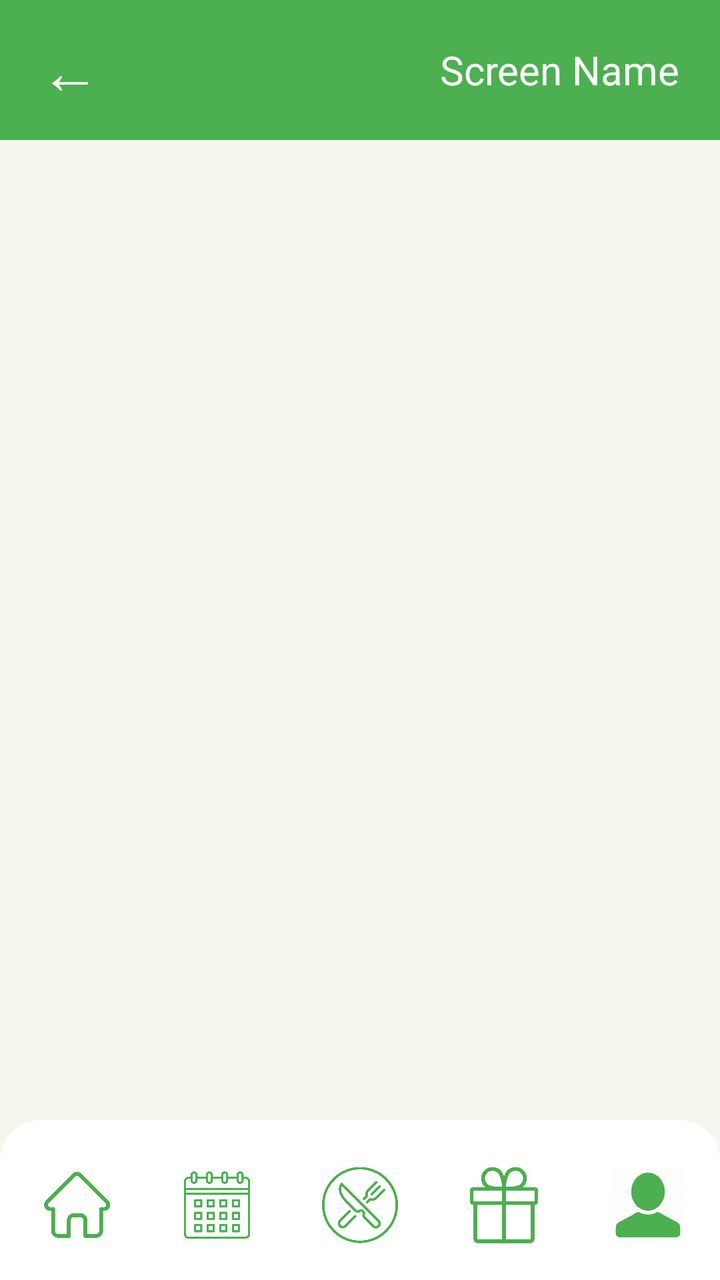
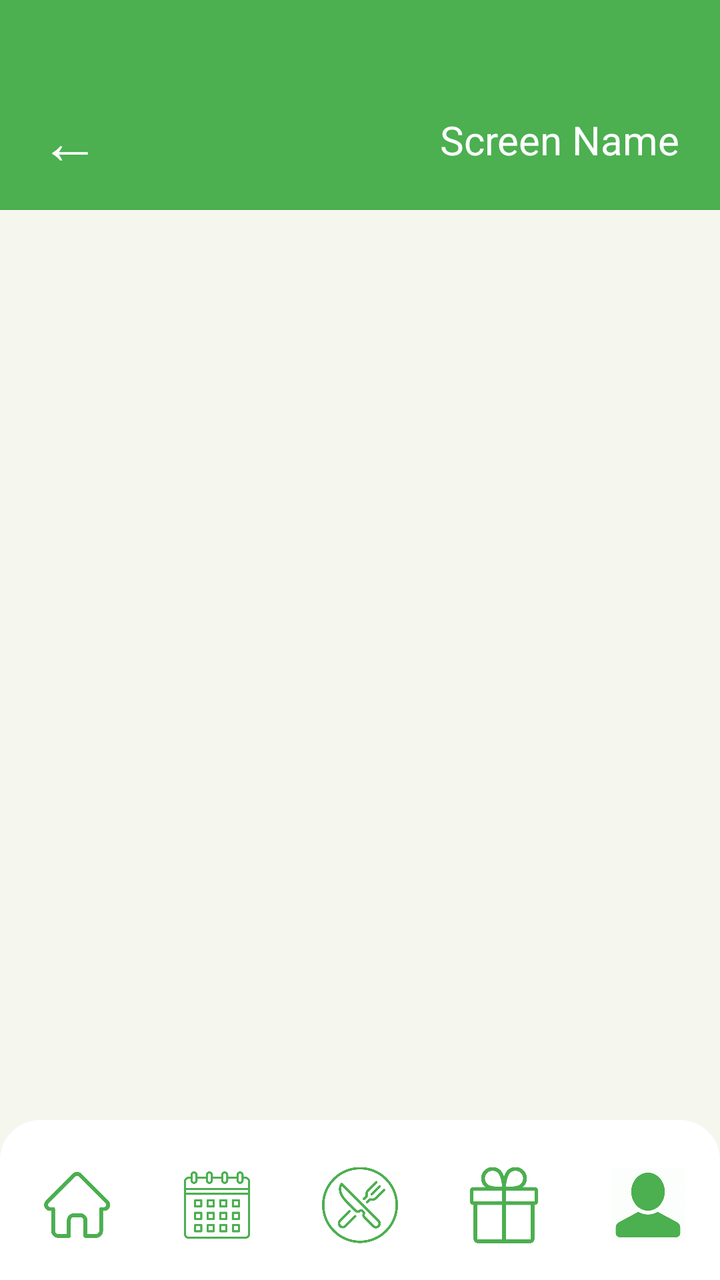

Before-and-after screenshots of an Android layout around one commit, followed by the original layout XML and the change that was made.
<!-- AndroidManifest.xml: application theme Theme.Gamstop -->
<!-- res/layout/main_activity_container.xml -->
<?xml version="1.0" encoding="utf-8"?>
<FrameLayout xmlns:android="http://schemas.android.com/apk/res/android"
    xmlns:app="http://schemas.android.com/apk/res-auto"
    xmlns:tools="http://schemas.android.com/tools"
    android:id="@+id/main"
    android:layout_width="match_parent"
    android:layout_height="match_parent"
    android:background="#F5F7EE"
    tools:context=".MainActivity">

    <LinearLayout
        android:layout_width="match_parent"
        android:layout_height="match_parent"
        android:orientation="vertical">

        
        <RelativeLayout
            android:layout_width="match_parent"
            android:layout_height="70dp"
            android:background="#4CAF50"
            android:paddingStart="20dp"
            android:paddingEnd="20dp">

            <TextView
                android:id="@+id/btn_back"
                android:layout_width="wrap_content"
                android:layout_height="match_parent"
                android:layout_alignParentStart="true"
                android:gravity="center_vertical"
                android:text="←"
                android:textColor="@color/white"
                android:textSize="30sp" />

            <TextView
                android:id="@+id/tv_title"
                android:layout_width="wrap_content"
                android:layout_height="match_parent"
                android:layout_alignParentEnd="true"
                android:gravity="center_vertical"
                android:text="Screen Name"
                android:textColor="@color/white"
                android:textSize="20sp" />

        </RelativeLayout>

        
        <FrameLayout
            android:id="@+id/fragment_container"
            android:layout_width="match_parent"
            android:layout_height="0dp"
            android:layout_weight="1" />

    </LinearLayout>

    
    <RelativeLayout
        android:layout_width="match_parent"
        android:layout_height="wrap_content"
        android:layout_gravity="bottom"
        android:backgroundTint="#FFFFFF"
        android:elevation="10dp">

        <include layout="@layout/nav_bar_layout"/>

    </RelativeLayout>
</FrameLayout>
<!-- res/layout/nav_bar_layout.xml (included above) -->
<LinearLayout xmlns:android="http://schemas.android.com/apk/res/android"
    xmlns:app="http://schemas.android.com/apk/res-auto"
    xmlns:tools="http://schemas.android.com/tools"
    android:id="@+id/navbar"
    android:layout_width="match_parent"
    android:layout_height="80dp"
    android:layout_alignParentBottom="true"
    android:orientation="horizontal"
    android:background="@drawable/top_rounded_corner"
    android:weightSum="5"
    android:paddingTop="5dp"
    android:backgroundTint="#FFFFFF">

    <LinearLayout
        android:layout_width="0dp"
        android:layout_height="match_parent"
        android:layout_weight="1"
        android:gravity="center"
        android:padding="15dp"
        android:orientation="vertical">

        <ImageView
            android:id="@+id/btn_home_container"
            android:layout_width="48dp"
            android:layout_height="78dp"
            android:layout_weight="1"
            android:paddingLeft="10dp"
            android:paddingRight="5dp"
            android:scaleType="fitCenter"
            android:src="@drawable/navbar_icon_home"
            app:tint="#4CAF50" />
    </LinearLayout>

    <LinearLayout
        android:layout_width="0dp"
        android:layout_height="match_parent"
        android:layout_weight="1"
        android:gravity="center"
        android:padding="15dp"
        android:orientation="vertical">

        <ImageView
            android:id="@+id/btn_calendar_container"
            android:layout_width="48dp"
            android:layout_height="78dp"
            android:layout_weight="0.75"
            android:paddingLeft="1dp"
            android:paddingRight="0dp"
            android:scaleType="fitCenter"
            android:src="@drawable/calendar_icon"
            app:tint="#4CAF50" />
    </LinearLayout>

    <LinearLayout
        android:layout_width="0dp"
        android:layout_height="match_parent"
        android:layout_weight="1"
        android:gravity="center"
        android:padding="15dp"
        android:orientation="vertical">

        <ImageView
            android:id="@+id/btn_restaurants_container"
            android:layout_width="48dp"
            android:layout_height="78dp"
            android:layout_weight="0.75"
            android:paddingLeft="5dp"
            android:paddingRight="5dp"
            android:scaleType="fitCenter"
            android:src="@drawable/navbar_icon_eat"
            app:tint="#4CAF50" />
    </LinearLayout>

    <LinearLayout
        android:layout_width="0dp"
        android:layout_height="match_parent"
        android:layout_weight="1"
        android:gravity="center"
        android:padding="15dp"
        android:orientation="vertical">

        <ImageView
            android:id="@+id/btn_rewards_container"
            android:layout_width="48dp"
            android:layout_height="78dp"
            android:layout_weight="0.75"
            android:paddingLeft="5dp"
            android:paddingRight="5dp"
            android:src="@drawable/navbar_icon_gift"
            app:tint="#4CAF50" />
    </LinearLayout>

    <LinearLayout
        android:layout_width="0dp"
        android:layout_height="match_parent"
        android:layout_weight="1"
        android:gravity="center"
        android:padding="15dp"
        android:orientation="vertical">

        <ImageView
            android:id="@+id/btn_profile_container"
            android:layout_width="48dp"
            android:layout_height="78dp"
            android:layout_weight="0.75"
            android:paddingLeft="5dp"
            android:paddingRight="5dp"
            android:src="@drawable/navbar_icon_account"
            app:tint="#4CAF50" />
    </LinearLayout>

</LinearLayout>
<!-- resources referenced by this layout -->
<resources>
  <color name="white">#FFFFFFFF</color>
  <!-- drawable calendar_icon: png bitmap (drawable, 14035 bytes) -->
  <!-- drawable navbar_icon_account: png bitmap (drawable, 16447 bytes) -->
  <!-- drawable navbar_icon_eat: png bitmap (drawable, 24859 bytes) -->
  <!-- drawable navbar_icon_gift: png bitmap (drawable, 6518 bytes) -->
  <!-- drawable navbar_icon_home: png bitmap (drawable, 8020 bytes) -->
  <!-- drawable top_rounded_corner (drawable) -->
  <shape xmlns:android="http://schemas.android.com/apk/res/android">
  
      <solid android:color="#FFFFFF"/>
  
      <corners
          android:topLeftRadius="20dp"
          android:topRightRadius="20dp"
          android:bottomLeftRadius="0dp"
          android:bottomRightRadius="0dp"/>
  
  </shape>
  <style name="Theme.Gamstop" parent="Base.Theme.Gamstop" />
  <style name="Base.Theme.Gamstop" parent="Theme.Material3.DayNight.NoActionBar">
          
          
      </style>
</resources>

<!-- the commit's change to res/layout/main_activity_container.xml (unified diff, before → after) -->
@@ -13,11 +13,11 @@
         android:layout_height="match_parent"
         android:orientation="vertical">
 
-        
         <RelativeLayout
             android:layout_width="match_parent"
-            android:layout_height="70dp"
+            android:layout_height="105dp"
             android:background="#4CAF50"
+            android:paddingTop="35dp"
             android:paddingStart="20dp"
             android:paddingEnd="20dp">
 
@@ -43,7 +43,6 @@
 
         </RelativeLayout>
 
-        
         <FrameLayout
             android:id="@+id/fragment_container"
             android:layout_width="match_parent"
@@ -52,7 +51,6 @@
 
     </LinearLayout>
 
-    
     <RelativeLayout
         android:layout_width="match_parent"
         android:layout_height="wrap_content"
